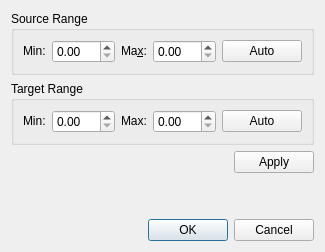
ctigaret/scipyen, file src/scipyen/gui/linearrangemappingdialog.ui: the form before one commit.
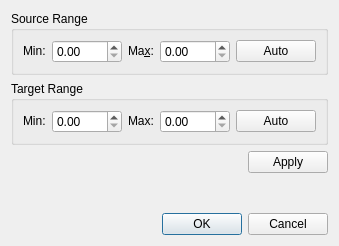
The form after the commit.

Diff of the .ui file:
```diff
--- a/src/scipyen/gui/linearrangemappingdialog.ui
+++ b/src/scipyen/gui/linearrangemappingdialog.ui
@@ -6,8 +6,8 @@
    <rect>
     <x>0</x>
     <y>0</y>
-    <width>325</width>
-    <height>252</height>
+    <width>339</width>
+    <height>246</height>
    </rect>
   </property>
   <property name="windowTitle">
```
Left out of the diff: 8 changed lines with no effect on the pictures.
